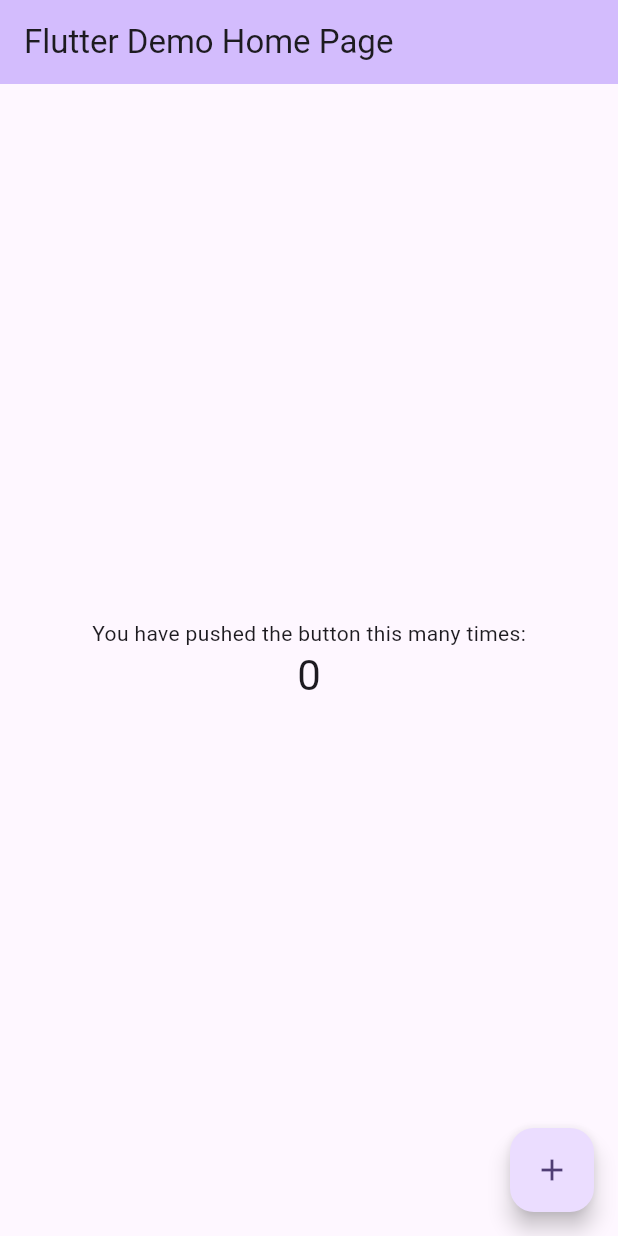
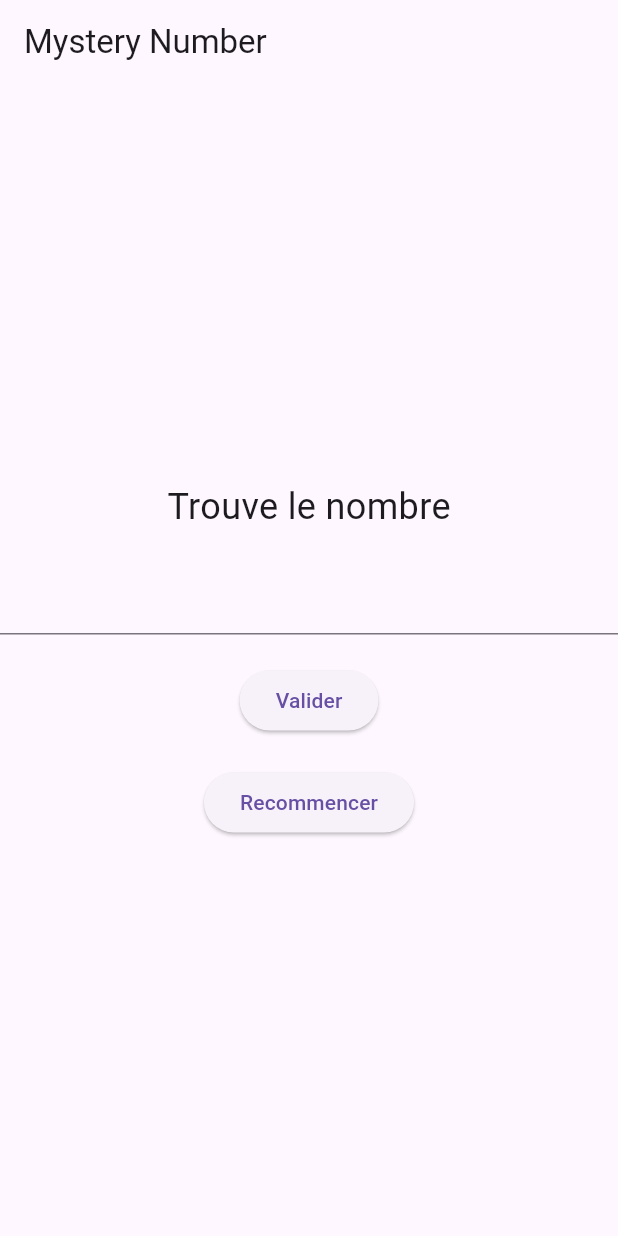
Before and after one commit to QuentinDroucheau/Mobile-TP, a Flutter app: the screen it shows after launch, on a phone screen of 412 x 824 dp. Run offline on Flutter 3.47's test engine with Material 3 defaults, Android fonts, the phone set to English and light mode, and no system bars.

Commit message:
première version

```diff
--- a/lib/main.dart
+++ b/lib/main.dart
@@ -1,125 +1,7 @@
+import 'dart:math';
 import 'package:flutter/material.dart';
+import 'package:mobile_tp/screens/MysteryNumberApp.dart';
 
 void main() {
-  runApp(const MyApp());
+  runApp(MysteryNumberApp());
 }
-
-class MyApp extends StatelessWidget {
-  const MyApp({super.key});
-
-  // This widget is the root of your application.
-  @override
-  Widget build(BuildContext context) {
-    return MaterialApp(
-      title: 'Flutter Demo',
-      theme: ThemeData(
-        // This is the theme of your application.
-        //
-        // TRY THIS: Try running your application with "flutter run". You'll see
-        // the application has a purple toolbar. Then, without quitting the app,
-        // try changing the seedColor in the colorScheme below to Colors.green
-        // and then invoke "hot reload" (save your changes or press the "hot
-        // reload" button in a Flutter-supported IDE, or press "r" if you used
-        // the command line to start the app).
-        //
-        // Notice that the counter didn't reset back to zero; the application
-        // state is not lost during the reload. To reset the state, use hot
-        // restart instead.
-        //
-        // This works for code too, not just values: Most code changes can be
-        // tested with just a hot reload.
-        colorScheme: ColorScheme.fromSeed(seedColor: Colors.deepPurple),
-        useMaterial3: true,
-      ),
-      home: const MyHomePage(title: 'Flutter Demo Home Page'),
-    );
-  }
-}
-
-class MyHomePage extends StatefulWidget {
-  const MyHomePage({super.key, required this.title});
-
-  // This widget is the home page of your application. It is stateful, meaning
-  // that it has a State object (defined below) that contains fields that affect
-  // how it looks.
-
-  // This class is the configuration for the state. It holds the values (in this
-  // case the title) provided by the parent (in this case the App widget) and
-  // used by the build method of the State. Fields in a Widget subclass are
-  // always marked "final".
-
-  final String title;
-
-  @override
-  State<MyHomePage> createState() => _MyHomePageState();
-}
-
-class _MyHomePageState extends State<MyHomePage> {
-  int _counter = 0;
-
-  void _incrementCounter() {
-    setState(() {
-      // This call to setState tells the Flutter framework that something has
-      // changed in this State, which causes it to rerun the build method below
-      // so that the display can reflect the updated values. If we changed
-      // _counter without calling setState(), then the build method would not be
-      // called again, and so nothing would appear to happen.
-      _counter++;
-    });
-  }
-
-  @override
-  Widget build(BuildContext context) {
-    // This method is rerun every time setState is called, for instance as done
-    // by the _incrementCounter method above.
-    //
-    // The Flutter framework has been optimized to make rerunning build methods
-    // fast, so that you can just rebuild anything that needs updating rather
-    // than having to individually change instances of widgets.
-    return Scaffold(
-      appBar: AppBar(
-        // TRY THIS: Try changing the color here to a specific color (to
-        // Colors.amber, perhaps?) and trigger a hot reload to see the AppBar
-        // change color while the other colors stay the same.
-        backgroundColor: Theme.of(context).colorScheme.inversePrimary,
-        // Here we take the value from the MyHomePage object that was created by
-        // the App.build method, and use it to set our appbar title.
-        title: Text(widget.title),
-      ),
-      body: Center(
-        // Center is a layout widget. It takes a single child and positions it
-        // in the middle of the parent.
-        child: Column(
-          // Column is also a layout widget. It takes a list of children and
-          // arranges them vertically. By default, it sizes itself to fit its
-          // children horizontally, and tries to be as tall as its parent.
-          //
-          // Column has various properties to control how it sizes itself and
-          // how it positions its children. Here we use mainAxisAlignment to
-          // center the children vertically; the main axis here is the vertical
-          // axis because Columns are vertical (the cross axis would be
-          // horizontal).
-          //
-          // TRY THIS: Invoke "debug painting" (choose the "Toggle Debug Paint"
-          // action in the IDE, or press "p" in the console), to see the
-          // wireframe for each widget.
-          mainAxisAlignment: MainAxisAlignment.center,
-          children: <Widget>[
-            const Text(
-              'You have pushed the button this many times:',
-            ),
-            Text(
-              '$_counter',
-              style: Theme.of(context).textTheme.headlineMedium,
-            ),
-          ],
-        ),
-      ),
-      floatingActionButton: FloatingActionButton(
-        onPressed: _incrementCounter,
-        tooltip: 'Increment',
-        child: const Icon(Icons.add),
-      ), // This trailing comma makes auto-formatting nicer for build methods.
-    );
-  }
-}
--- /dev/null
+++ b/lib/screens/MysteryNumberApp.dart
@@ -0,0 +1,16 @@
+import 'package:flutter/material.dart';
+import 'package:mobile_tp/screens/MysteryNumberScreen.dart';
+
+class MysteryNumberApp extends StatelessWidget{
+
+  @override
+  Widget build(BuildContext context) {
+    return MaterialApp(
+      title: 'Mystery Number',
+      theme: ThemeData(
+        primarySwatch: Colors.blue,
+      ),
+      home: MysteryNumberScreen(),
+    );
+  }
+}
--- /dev/null
+++ b/lib/screens/MysteryNumberScreen.dart
@@ -0,0 +1,81 @@
+import 'dart:math';
+import 'package:flutter/material.dart';
+
+class MysteryNumberScreen extends StatefulWidget{
+
+  @override
+  _MysteryNumberScreenState createState() => _MysteryNumberScreenState();
+}
+
+class _MysteryNumberScreenState extends State<MysteryNumberScreen>{
+  int _mysteryNumber = 0;
+  int _number = 0;
+  String _message = "";
+
+  @override
+  void initState() {
+  super.initState();
+    _reset();
+  }
+
+  void _reset() {
+    Random random = Random();
+    _mysteryNumber = random.nextInt(100) + 1;
+    _number = 0;
+    _message = 'Trouve le nombre';
+  }
+
+  void _check() {
+    if (_number == 0) {
+      _message = 'Entrez un nombre :';
+    } else if (_number < _mysteryNumber) {
+      _message = 'Trop petit !';
+    } else if (_number > _mysteryNumber) {
+      _message = 'Trop grand !';
+    } else {
+      _message = 'Vous avez trouvé le nombre !';
+    }
+    setState(() {
+      _number = 0;
+    });
+  }
+
+  @override
+  Widget build(BuildContext context) {
+    return Scaffold(
+      appBar: AppBar(
+        title: Text('Mystery Number'),
+      ),
+      body: Center(
+        child: Column(
+          mainAxisAlignment: MainAxisAlignment.center,
+          children: [
+            Text(
+              _message,
+              style: TextStyle(fontSize: 24),
+            ),
+            SizedBox(height: 20),
+            TextField(
+              keyboardType: TextInputType.number,
+              onChanged: (value) {
+                setState(() {
+                  _number = int.tryParse(value) ?? 0;
+                });
+              },
+            ),
+            SizedBox(height: 20),
+            ElevatedButton(
+              onPressed: _check,
+              child: Text('Valider'),
+            ),
+            SizedBox(height: 20),
+            ElevatedButton(
+              onPressed: _reset,
+              child: Text('Recommencer'),
+            ),
+          ],
+        ),
+      ),
+    );
+  }
+}
--- a/pubspec.yaml
+++ b/pubspec.yaml
@@ -30,6 +30,7 @@ environment:
 dependencies:
   flutter:
     sdk: flutter
+  sqflite: ^2.0.0+3
 
 
   # The following adds the Cupertino Icons font to your application.
```
Also changed, not shown: 1 other file.
